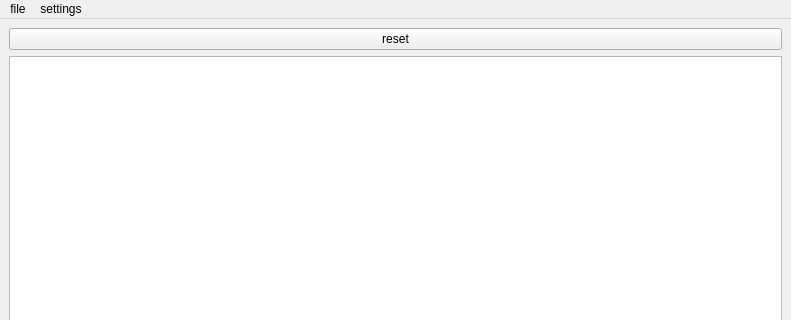
Above: mainwindow.ui from ark231/video_re_encoder before the change; both pictures show x 0 to 791 and y 0 to 320 of the 791 by 593 pixel window. Below: the same form after it.
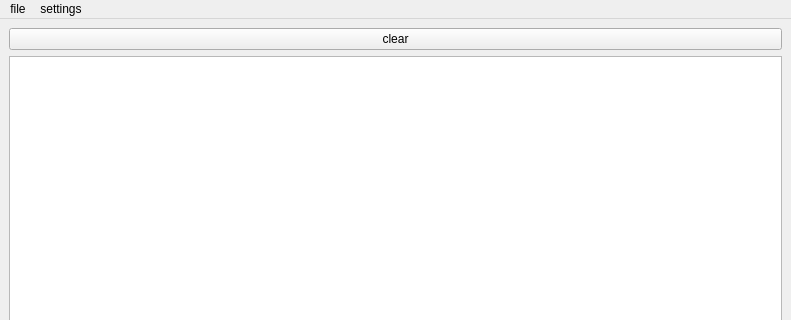
That is the form after the change.

Diff of the .ui file:
```diff
--- a/mainwindow.ui
+++ b/mainwindow.ui
@@ -25,7 +25,7 @@
         <item>
          <widget class="QPushButton" name="pushButton_reset">
           <property name="text">
-           <string>reset</string>
+           <string>clear</string>
           </property>
          </widget>
         </item>
```
Left out of the diff: 21 changed lines with no effect on the pictures.
